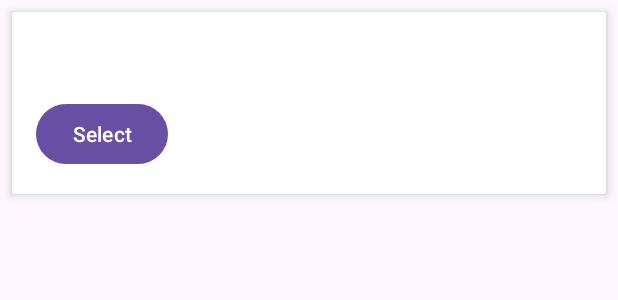
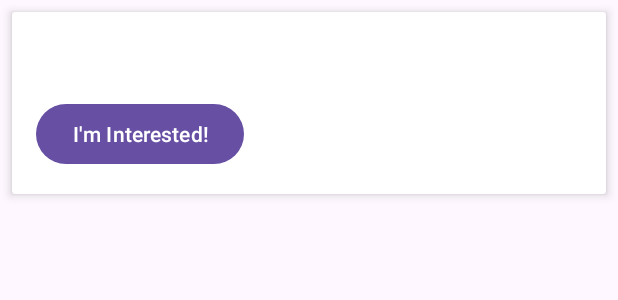
Before and after one commit to Andrewslayton/activitiesAndroid, an Android app: the layout event_list_item.xml on its own in the app's theme, with its tools: preview values and no code run, on a phone screen of 412 x 824 dp. Shown: the top 300 px of the screen. Run offline under Robolectric (Android 15) with nearby library versions, the phone set to English and light mode, and no system bars.

```diff
--- a/app/src/main/java/com/example/activitys/MainActivity.kt
+++ b/app/src/main/java/com/example/activitys/MainActivity.kt
@@ -3,6 +3,7 @@ import android.os.Bundle
 import android.widget.Toast
 import androidx.activity.viewModels
 import androidx.appcompat.app.AppCompatActivity
+import androidx.recyclerview.widget.LinearLayoutManager
 import androidx.recyclerview.widget.RecyclerView
 import com.example.activitys.Repository.MainActivityViewModelFactory
 import com.example.activitys.model.UserPreferences
@@ -21,6 +22,7 @@ class MainActivity : AppCompatActivity() {
         setContentView(R.layout.activity_main)
 
         val recyclerView: RecyclerView = findViewById(R.id.eventsRecyclerView)
+        recyclerView.layoutManager = LinearLayoutManager(this)
         viewModel.events.observe(this) { events ->
             recyclerView.adapter = EventsAdapter(events) { event ->
                 saveEventToFirestore(event)
--- a/app/src/main/java/com/example/activitys/viewmodel/MainActivityViewModel.kt
+++ b/app/src/main/java/com/example/activitys/viewmodel/MainActivityViewModel.kt
@@ -18,7 +18,7 @@ class MainActivityViewModel(private val apiService: TicketmasterApiService) : Vi
     fun loadEvents(userPreferences: UserPreferences, apiKey: String) {
         viewModelScope.launch {
             val response = apiService.getEvents(apiKey, "${userPreferences.latitude},${userPreferences.longitude}",
-                10000.toString(), "miles", userPreferences.hobbies.joinToString(","))
+                userPreferences.searchRadius.toString(), "miles", userPreferences.hobbies.joinToString(","))
 
             if (response.isSuccessful && response.body() != null) {
                 _events.postValue(response.body()?.embedded?.events ?: emptyList())
--- a/app/src/main/res/layout/event_list_item.xml
+++ b/app/src/main/res/layout/event_list_item.xml
@@ -28,6 +28,6 @@
             android:id="@+id/selectButton"
             android:layout_width="wrap_content"
             android:layout_height="wrap_content"
-            android:text="Select" />
+            android:text="I'm Interested!" />
     </LinearLayout>
 </androidx.cardview.widget.CardView>
```
